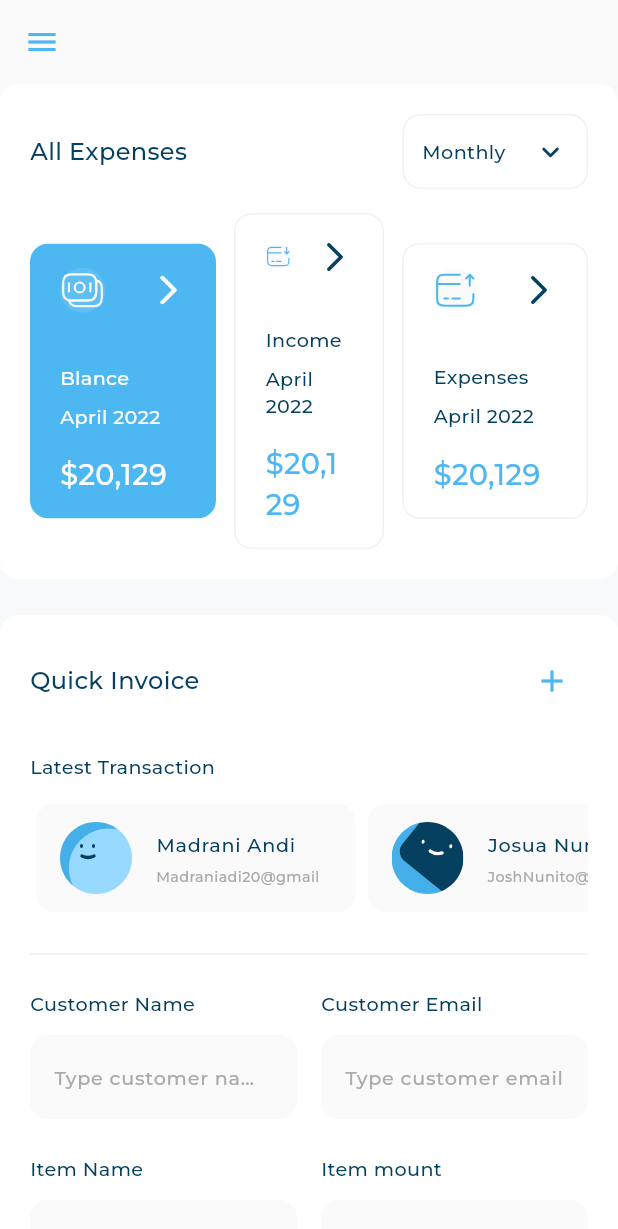
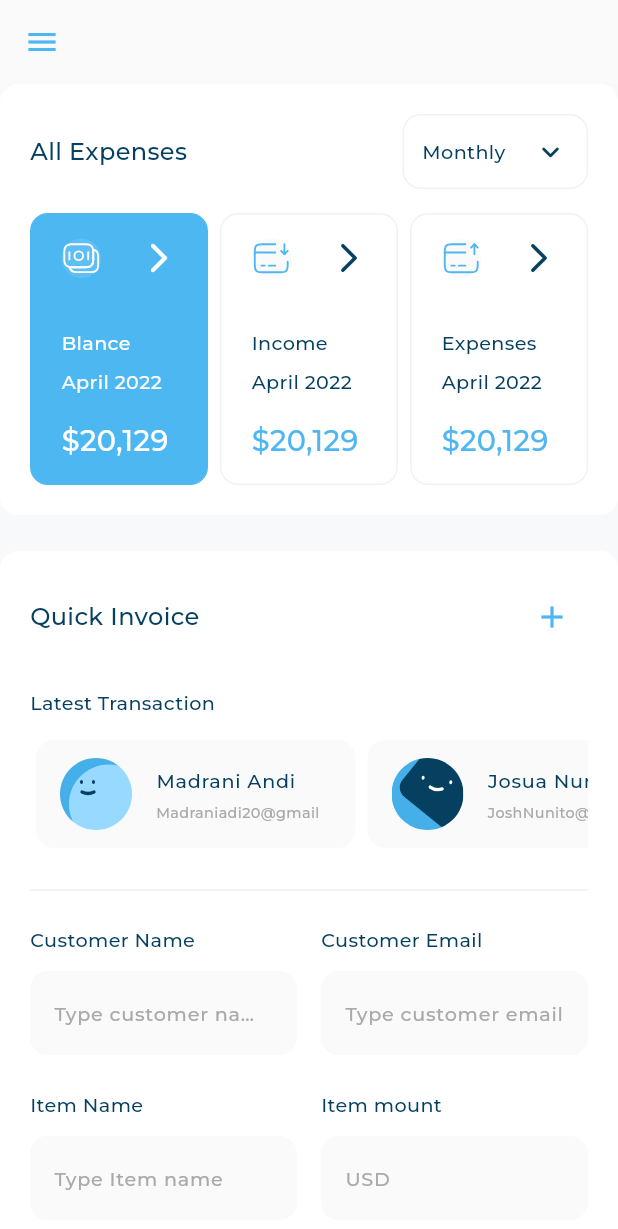
Before and after one commit to aliabdelnaby/responsive-dashboard, a Flutter app: the screen it shows after launch, on a phone screen of 412 x 824 dp. Shown: the top 1229 px of the screen. Run offline on Flutter 3.47's test engine with Material 3 defaults, Android fonts, the phone set to English and light mode, and no system bars; our stand-ins replace device_preview, expandable_page_view, fl_chart, flutter_svg; project files that could hold a hidden picture were left out.

Commit message:
Responsive mobile layout [3]

```diff
--- a/lib/widgets/all_expenses_items_list_view.dart
+++ b/lib/widgets/all_expenses_items_list_view.dart
@@ -37,26 +37,43 @@ class _AllExpensesItemsListViewState extends State<AllExpensesItemsListView> {
   @override
   Widget build(BuildContext context) {
     return Row(
-      children: items.asMap().entries.map(
-        (e) {
-          int index = e.key;
-          var item = e.value;
-          return Expanded(
+      children: [
+        Expanded(
           child: GestureDetector(
             onTap: () {
-                updateIndex(index);
+              updateIndex(0);
             },
-              child: Padding(
-                padding: EdgeInsets.symmetric(horizontal: index == 1 ? 12 : 0),
             child: AllExpensesItem(
-                  allExpensesItemModel: item,
-                  isSelected: selectedIndex == index,
+              allExpensesItemModel: items[0],
+              isSelected: selectedIndex == 0,
             ),
           ),
         ),
-          );
+        const SizedBox(width: 8),
+        Expanded(
+          child: GestureDetector(
+            onTap: () {
+              updateIndex(1);
             },
-      ).toList(),
+            child: AllExpensesItem(
+              allExpensesItemModel: items[1],
+              isSelected: selectedIndex == 1,
+            ),
+          ),
+        ),
+        const SizedBox(width: 8),
+        Expanded(
+          child: GestureDetector(
+            onTap: () {
+              updateIndex(2);
+            },
+            child: AllExpensesItem(
+              allExpensesItemModel: items[2],
+              isSelected: selectedIndex == 2,
+            ),
+          ),
+        ),
+      ],
     );
   }
 
--- a/lib/widgets/in_active_all_expenses_item.dart
+++ b/lib/widgets/in_active_all_expenses_item.dart
@@ -19,10 +19,7 @@ class InActiveAllExpensesItem extends StatelessWidget {
         color: Colors.white,
         shape: RoundedRectangleBorder(
           borderRadius: BorderRadius.circular(12),
-          side: const BorderSide(
-            width: 1,
-            color: Color(0xffF1F1F1),
-          ),
+          side: const BorderSide(width: 1, color: Color(0xffF1F1F1)),
         ),
       ),
       child: Column(
@@ -32,19 +29,31 @@ class InActiveAllExpensesItem extends StatelessWidget {
             image: allExpensesItemModel.image,
           ),
           const SizedBox(height: 34),
-          Text(
+          FittedBox(
+            fit: BoxFit.scaleDown,
+            child: FittedBox(
+              fit: BoxFit.scaleDown,
+              child: Text(
                 allExpensesItemModel.title,
                 style: AppStyles.styleMedium16(context),
               ),
+            ),
+          ),
           const SizedBox(height: 8),
-          Text(
+          FittedBox(
+            fit: BoxFit.scaleDown,
+            child: Text(
               allExpensesItemModel.date,
               style: AppStyles.styleRegular14(context),
             ),
+          ),
           const SizedBox(height: 16),
-          Text(
+          FittedBox(
+            fit: BoxFit.scaleDown,
+            child: Text(
               allExpensesItemModel.price,
               style: AppStyles.styleSemiBold24(context),
+            ),
           ),
         ],
       ),
@@ -68,6 +77,7 @@ class ActiveAllExpensesItem extends StatelessWidget {
         color: const Color(0xff4DB7F2),
         shape: RoundedRectangleBorder(
           borderRadius: BorderRadius.circular(12),
+          side: const BorderSide(width: 1, color: Color(0xff4DB7F2)),
         ),
       ),
       child: Column(
@@ -79,24 +89,33 @@ class ActiveAllExpensesItem extends StatelessWidget {
             imageColor: Colors.white,
           ),
           const SizedBox(height: 34),
-          Text(
+          FittedBox(
+            fit: BoxFit.scaleDown,
+            child: Text(
               allExpensesItemModel.title,
               style: AppStyles.styleMedium16(context).copyWith(
                 color: Colors.white,
               ),
             ),
+          ),
           const SizedBox(height: 8),
-          Text(
+          FittedBox(
+            fit: BoxFit.scaleDown,
+            child: Text(
               allExpensesItemModel.date,
               style: AppStyles.styleRegular14(context).copyWith(
                 color: const Color(0xffFAFAFA),
               ),
             ),
+          ),
           const SizedBox(height: 16),
-          Text(
+          FittedBox(
+            fit: BoxFit.scaleDown,
+            child: Text(
               allExpensesItemModel.price,
               style: AppStyles.styleSemiBold24(context).copyWith(
                 color: Colors.white,
+              ),
             ),
           ),
         ],
```
Lines whose indentation alone changed are shown as unchanged.
